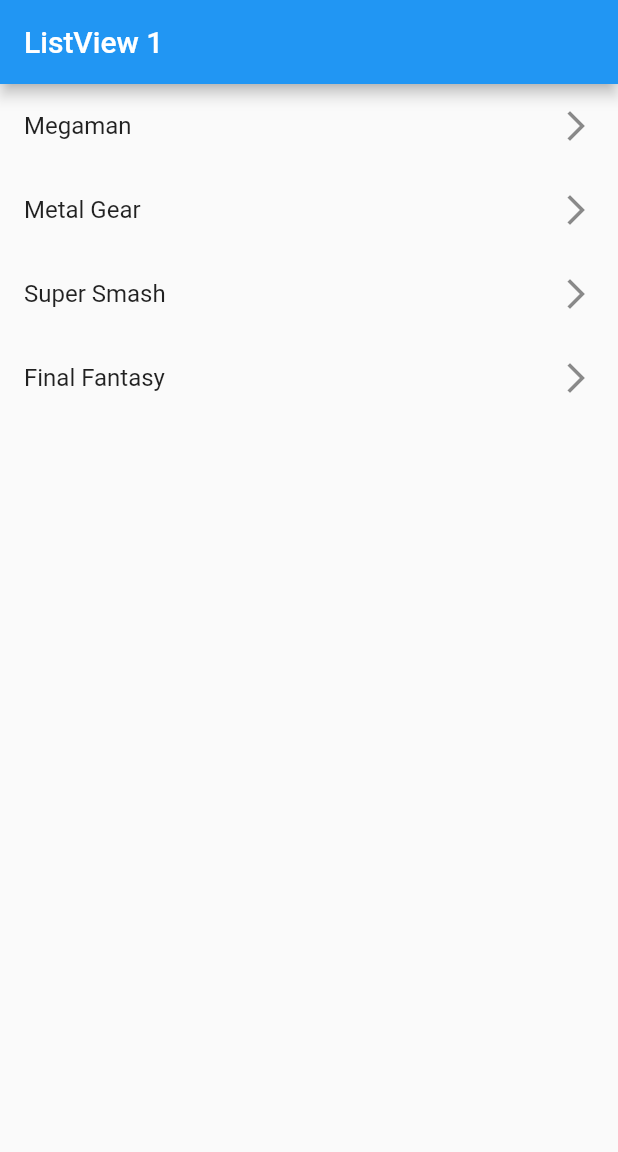
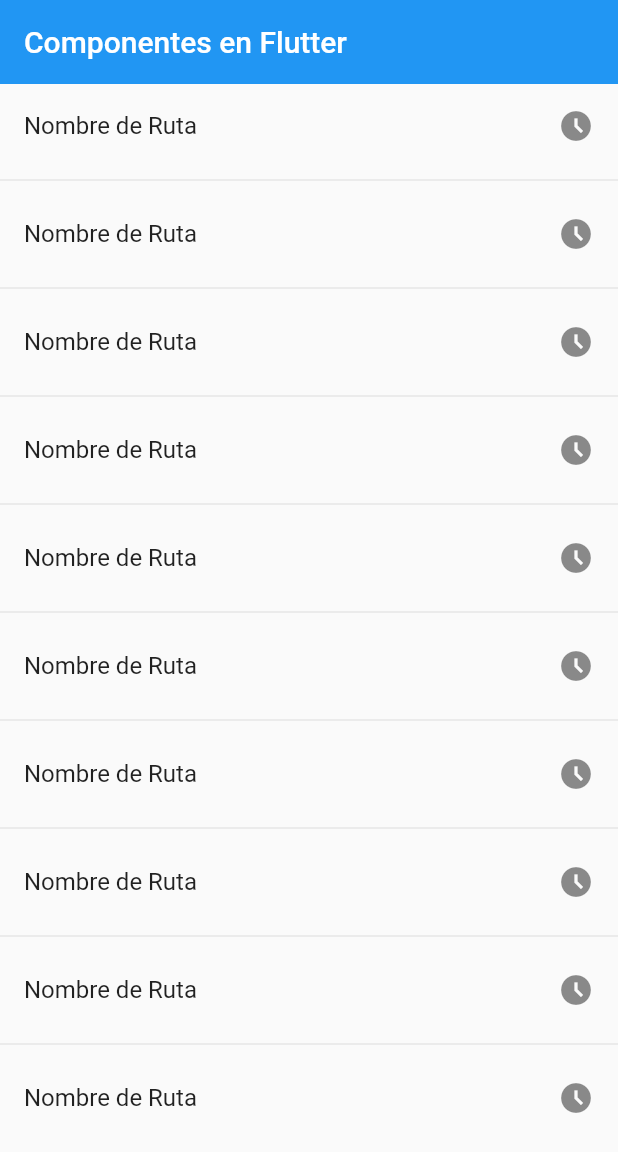
Before and after one commit to camilocallderon/components_jenkins, a Flutter app: the screen it shows after launch, on a phone screen of 412 x 824 dp. Shown: the top 1152 px of the screen. Run offline on Flutter 3.47's test engine with Material 2 defaults, Android fonts, the phone set to English and light mode, and no system bars.

Commit message:
feat(screens): add screen routes

```diff
--- a/lib/main.dart
+++ b/lib/main.dart
@@ -1,5 +1,6 @@
-import 'package:components_flutter_3/screens/listview2_screen.dart';
 import 'package:flutter/material.dart';
+
+import 'screens/screens.dart';
 
 void main() => runApp(const MyApp());
 
@@ -8,10 +9,15 @@
 
   @override
   Widget build(BuildContext context) {
-    return const MaterialApp(
+    return MaterialApp(
       debugShowCheckedModeBanner: false,
       title: 'Componentes App',
-      home: ListView2Screen(),
+      initialRoute: 'home',
+      routes: {
+        'home': (BuildContext context) => const HomeScreen(),
+        'listview1': (BuildContext context) => const ListView1Screen(),
+        'listview2': (BuildContext context) => const ListView2Screen(),
+      },
     );
   }
 }
--- /dev/null
+++ b/lib/screens/home_screen.dart
@@ -0,0 +1,23 @@
+import 'package:flutter/material.dart';
+
+class HomeScreen extends StatelessWidget {
+  const HomeScreen({super.key});
+
+  @override
+  Widget build(BuildContext context) {
+    return Scaffold(
+      appBar: AppBar(
+        title: const Text('Componentes en Flutter'),
+        elevation: 0,
+      ),
+      body: ListView.separated(
+          itemBuilder: (context, index) => ListTile(
+                title: const Text('Nombre de Ruta'),
+                trailing: const Icon(Icons.access_time_filled_outlined),
+                onTap: () {},
+              ),
+          separatorBuilder: (_, __) => const Divider(),
+          itemCount: 10),
+    );
+  }
+}
--- a/lib/screens/listview2_screen.dart
+++ b/lib/screens/listview2_screen.dart
@@ -13,18 +13,25 @@
   @override
   Widget build(BuildContext context) {
     return Scaffold(
-        appBar: AppBar(
-          title: const Text('ListView 1'),
+      appBar: AppBar(
+        title: const Text('ListView 2'),
+        elevation: 0,
+        backgroundColor: Colors.indigo,
+      ),
+      body: ListView.separated(
+        itemBuilder: (context, index) => ListTile(
+          title: Text(options[index]),
+          trailing: const Icon(
+            Icons.arrow_forward_ios_outlined,
+            color: Colors.indigo,
+          ),
+          onTap: () {
+            print(options[index]);
+          },
         ),
-        body: ListView(
-          children: [
-            ...options
-                .map((e) => ListTile(
-                      title: Text(e),
-                      trailing: const Icon(Icons.arrow_forward_ios_sharp),
-                    ))
-                .toList(),
-          ],
-        ));
+        separatorBuilder: (_, __) => const Divider(),
+        itemCount: options.length,
+      ),
+    );
   }
 }
--- /dev/null
+++ b/lib/screens/screens.dart
@@ -0,0 +1,3 @@
+export 'home_screen.dart';
+export 'listview1_screen.dart';
+export 'listview2_screen.dart';
```
